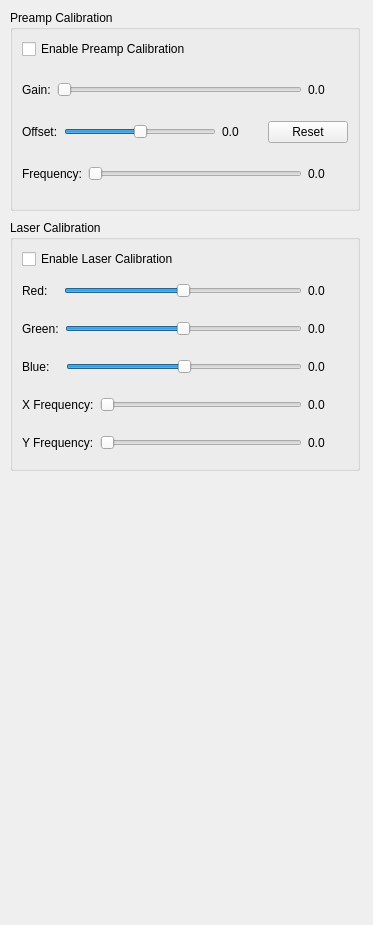
The window that lux/panels/CalibrationPanel.ui (broxtronix/Fiat-Lux) describes before a commit, drawn with Qt 5.
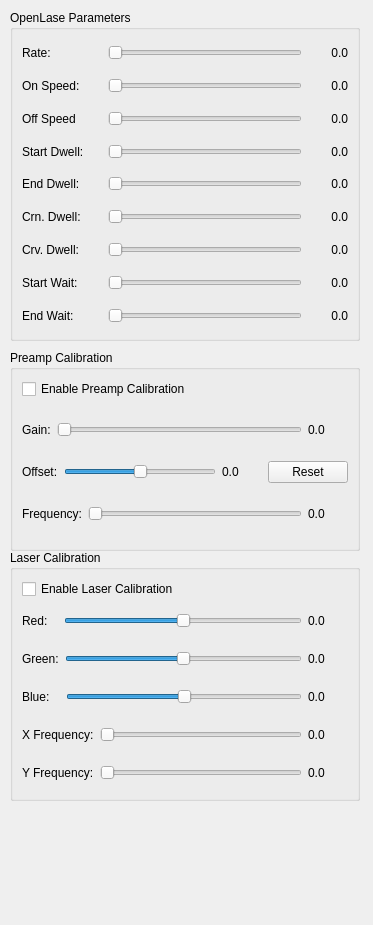
The same window after the commit.

Commit message: Added openlase parameters to the GUI.

Diff of the .ui file:
```diff
--- a/lux/panels/CalibrationPanel.ui
+++ b/lux/panels/CalibrationPanel.ui
@@ -35,7 +35,7 @@
    <property name="geometry">
     <rect>
      <x>10</x>
-     <y>10</y>
+     <y>350</y>
      <width>350</width>
      <height>201</height>
     </rect>
@@ -185,7 +185,7 @@
    <property name="geometry">
     <rect>
      <x>10</x>
-     <y>220</y>
+     <y>550</y>
      <width>350</width>
      <height>251</height>
     </rect>
@@ -401,6 +401,547 @@
     </item>
    </layout>
   </widget>
+  <widget class="QGroupBox" name="settingsBox_2">
+   <property name="geometry">
+    <rect>
+     <x>10</x>
+     <y>10</y>
+     <width>350</width>
+     <height>331</height>
+    </rect>
+   </property>
+   <property name="sizePolicy">
+    <sizepolicy hsizetype="Preferred" vsizetype="Expanding">
+     <horstretch>0</horstretch>
+     <verstretch>0</verstretch>
+    </sizepolicy>
+   </property>
+   <property name="minimumSize">
+    <size>
+     <width>350</width>
+     <height>0</height>
+    </size>
+   </property>
+   <property name="maximumSize">
+    <size>
+     <width>350</width>
+     <height>16777215</height>
+    </size>
+   </property>
+   <property name="title">
+    <string>OpenLase Parameters</string>
+   </property>
+   <layout class="QHBoxLayout" name="horizontalLayout_24">
+    <item>
+     <layout class="QVBoxLayout" name="verticalLayout_4">
+      <item>
+       <layout class="QHBoxLayout" name="horizontalLayout_25">
+        <item>
+         <widget class="QLabel" name="label_20">
+          <property name="sizePolicy">
+           <sizepolicy hsizetype="Preferred" vsizetype="Preferred">
+            <horstretch>0</horstretch>
+            <verstretch>0</verstretch>
+           </sizepolicy>
+          </property>
+          <property name="minimumSize">
+           <size>
+            <width>80</width>
+            <height>0</height>
+           </size>
+          </property>
+          <property name="text">
+           <string>Rate:</string>
+          </property>
+         </widget>
+        </item>
+        <item>
+         <widget class="QSlider" name="olRateSlider">
+          <property name="orientation">
+           <enum>Qt::Horizontal</enum>
+          </property>
+         </widget>
+        </item>
+        <item>
+         <widget class="QLabel" name="olRateLabel">
+          <property name="sizePolicy">
+           <sizepolicy hsizetype="Fixed" vsizetype="Preferred">
+            <horstretch>0</horstretch>
+            <verstretch>0</verstretch>
+           </sizepolicy>
+          </property>
+          <property name="minimumSize">
+           <size>
+            <width>40</width>
+            <height>0</height>
+           </size>
+          </property>
+          <property name="maximumSize">
+           <size>
+            <width>40</width>
+            <height>16777215</height>
+           </size>
+          </property>
+          <property name="text">
+           <string>0.0</string>
+          </property>
+          <property name="alignment">
+           <set>Qt::AlignRight|Qt::AlignTrailing|Qt::AlignVCenter</set>
+          </property>
+         </widget>
+        </item>
+       </layout>
+      </item>
+      <item>
+       <layout class="QHBoxLayout" name="horizontalLayout_6">
+        <item>
+         <widget class="QLabel" name="label_11">
+          <property name="minimumSize">
+           <size>
+            <width>80</width>
+            <height>0</height>
+           </size>
+          </property>
+          <property name="text">
+           <string>On Speed:</string>
+          </property>
+         </widget>
+        </item>
+        <item>
+         <widget class="QSlider" name="olOnSpeedSlider">
+          <property name="minimum">
+           <number>1</number>
+          </property>
+          <property name="maximum">
+           <number>100</number>
+          </property>
+          <property name="orientation">
+           <enum>Qt::Horizontal</enum>
+          </property>
+         </widget>
+        </item>
+        <item>
+         <widget class="QLabel" name="olOnSpeedLabel">
+          <property name="sizePolicy">
+           <sizepolicy hsizetype="Fixed" vsizetype="Preferred">
+            <horstretch>0</horstretch>
+            <verstretch>0</verstretch>
+           </sizepolicy>
+          </property>
+          <property name="minimumSize">
+           <size>
+            <width>40</width>
+            <height>0</height>
+           </size>
+          </property>
+          <property name="maximumSize">
+           <size>
+            <width>40</width>
+            <height>16777215</height>
+           </size>
+          </property>
+          <property name="text">
+           <string>0.0</string>
+          </property>
+          <property name="alignment">
+           <set>Qt::AlignRight|Qt::AlignTrailing|Qt::AlignVCenter</set>
+          </property>
+         </widget>
+        </item>
+       </layout>
+      </item>
+      <item>
+       <layout class="QHBoxLayout" name="horizontalLayout_5">
+        <item>
+         <widget class="QLabel" name="label_9">
+          <property name="minimumSize">
+           <size>
+            <width>80</width>
+            <height>0</height>
+           </size>
+          </property>
+          <property name="text">
+           <string>Off Speed</string>
+          </property>
+         </widget>
+        </item>
+        <item>
+         <widget class="QSlider" name="olOffSpeedSlider">
+          <property name="minimum">
+           <number>1</number>
+          </property>
+          <property name="maximum">
+           <number>100</number>
+          </property>
+          <property name="orientation">
+           <enum>Qt::Horizontal</enum>
+          </property>
+         </widget>
+        </item>
+        <item>
+         <widget class="QLabel" name="olOffSpeedLabel">
+          <property name="sizePolicy">
+           <sizepolicy hsizetype="Fixed" vsizetype="Preferred">
+            <horstretch>0</horstretch>
+            <verstretch>0</verstretch>
+           </sizepolicy>
+          </property>
+          <property name="minimumSize">
+           <size>
+            <width>40</width>
+            <height>0</height>
+           </size>
+          </property>
+          <property name="maximumSize">
+           <size>
+            <width>40</width>
+            <height>16777215</height>
+           </size>
+          </property>
+          <property name="text">
+           <string>0.0</string>
+          </property>
+          <property name="alignment">
+           <set>Qt::AlignRight|Qt::AlignTrailing|Qt::AlignVCenter</set>
+          </property>
+         </widget>
+        </item>
+       </layout>
+      </item>
+      <item>
+       <layout class="QHBoxLayout" name="horizontalLayout_8">
+        <item>
+         <widget class="QLabel" name="label_8">
+          <property name="minimumSize">
+           <size>
+            <width>80</width>
+            <height>0</height>
+           </size>
+          </property>
+          <property name="text">
+           <string>Start Dwell:</string>
+          </property>
+         </widget>
+        </item>
+        <item>
+         <widget class="QSlider" name="olStartDwellSlider">
+          <property name="maximum">
+           <number>20</number>
+          </property>
+          <property name="orientation">
+           <enum>Qt::Horizontal</enum>
+          </property>
+         </widget>
+        </item>
+        <item>
+         <widget class="QLabel" name="olStartDwellLabel">
+          <property name="sizePolicy">
+           <sizepolicy hsizetype="Fixed" vsizetype="Preferred">
+            <horstretch>0</horstretch>
+            <verstretch>0</verstretch>
+           </sizepolicy>
+          </property>
+          <property name="minimumSize">
+           <size>
+            <width>40</width>
+            <height>0</height>
+           </size>
+          </property>
+          <property name="maximumSize">
+           <size>
+            <width>40</width>
+            <height>16777215</height>
+           </size>
+          </property>
+          <property name="text">
+           <string>0.0</string>
+          </property>
+          <property name="alignment">
+           <set>Qt::AlignRight|Qt::AlignTrailing|Qt::AlignVCenter</set>
+          </property>
+         </widget>
+        </item>
+       </layout>
+      </item>
+      <item>
+       <layout class="QHBoxLayout" name="horizontalLayout_7">
+        <item>
+         <widget class="QLabel" name="label_6">
+          <property name="minimumSize">
+           <size>
+            <width>80</width>
+            <height>0</height>
+           </size>
+          </property>
+          <property name="text">
+           <string>End Dwell:</string>
+          </property>
+         </widget>
+        </item>
+        <item>
+         <widget class="QSlider" name="olEndDwellSlider">
+          <property name="maximum">
+           <number>20</number>
+          </property>
+          <property name="orientation">
+           <enum>Qt::Horizontal</enum>
+          </property>
+         </widget>
+        </item>
+        <item>
+         <widget class="QLabel" name="olEndDwellLabel">
+          <property name="sizePolicy">
+           <sizepolicy hsizetype="Fixed" vsizetype="Preferred">
+            <horstretch>0</horstretch>
+            <verstretch>0</verstretch>
+           </sizepolicy>
+          </property>
+          <property name="minimumSize">
+           <size>
+            <width>40</width>
+            <height>0</height>
+           </size>
+          </property>
+          <property name="maximumSize">
+           <size>
+            <width>40</width>
+            <height>16777215</height>
+           </size>
+          </property>
+          <property name="text">
+           <string>0.0</string>
+          </property>
+          <property name="alignment">
+           <set>Qt::AlignRight|Qt::AlignTrailing|Qt::AlignVCenter</set>
+          </property>
+         </widget>
+        </item>
+       </layout>
+      </item>
+      <item>
+       <layout class="QHBoxLayout" name="horizontalLayout_26">
+        <item>
+         <widget class="QLabel" name="label_22">
+          <property name="minimumSize">
+           <size>
+            <width>80</width>
+            <height>0</height>
+           </size>
+          </property>
+          <property name="text">
+           <string>Crn. Dwell:</string>
+          </property>
+         </widget>
+        </item>
+        <item>
+         <widget class="QSlider" name="olCornerDwellSlider">
+          <property name="maximum">
+           <number>20</number>
+          </property>
+          <property name="orientation">
+           <enum>Qt::Horizontal</enum>
+          </property>
+         </widget>
+        </item>
+        <item>
+         <widget class="QLabel" name="olCornerDwellLabel">
+          <property name="sizePolicy">
+           <sizepolicy hsizetype="Fixed" vsizetype="Preferred">
+            <horstretch>0</horstretch>
+            <verstretch>0</verstretch>
+           </sizepolicy>
+          </property>
+          <property name="minimumSize">
+           <size>
+            <width>40</width>
+            <height>0</height>
+           </size>
+          </property>
+          <property name="maximumSize">
+           <size>
+            <width>40</width>
+            <height>16777215</height>
+           </size>
+          </property>
+          <property name="text">
+           <string>0.0</string>
+          </property>
+          <property name="alignment">
+           <set>Qt::AlignRight|Qt::AlignTrailing|Qt::AlignVCenter</set>
+          </property>
+         </widget>
+        </item>
+       </layout>
+      </item>
+      <item>
+       <layout class="QHBoxLayout" name="horizontalLayout_4">
+        <item>
+         <widget class="QLabel" name="label_4">
+          <property name="minimumSize">
+           <size>
+            <width>80</width>
+            <height>0</height>
+           </size>
+          </property>
+          <property name="text">
+           <string>Crv. Dwell:</string>
+          </property>
+         </widget>
+        </item>
+        <item>
+         <widget class="QSlider" name="olCurveDwellSlider">
+          <property name="maximum">
+           <number>20</number>
+          </property>
+          <property name="orientation">
+           <enum>Qt::Horizontal</enum>
+          </property>
+         </widget>
+        </item>
+        <item>
+         <widget class="QLabel" name="olCurveDwellLabel">
+          <property name="sizePolicy">
+           <sizepolicy hsizetype="Fixed" vsizetype="Preferred">
+            <horstretch>0</horstretch>
+            <verstretch>0</verstretch>
+           </sizepolicy>
+          </property>
+          <property name="minimumSize">
+           <size>
+            <width>40</width>
+            <height>0</height>
+           </size>
+          </property>
+          <property name="maximumSize">
+           <size>
+            <width>40</width>
+            <height>16777215</height>
+           </size>
+          </property>
+          <property name="text">
+           <string>0.0</string>
+          </property>
+          <property name="alignment">
+           <set>Qt::AlignRight|Qt::AlignTrailing|Qt::AlignVCenter</set>
+          </property>
+         </widget>
+        </item>
+       </layout>
+      </item>
+      <item>
+       <layout class="QHBoxLayout" name="horizontalLayout_9">
+        <item>
+         <widget class="QLabel" name="label_12">
+          <property name="minimumSize">
+           <size>
+            <width>80</width>
+            <height>0</height>
+           </size>
+          </property>
+          <property name="text">
+           <string>Start Wait:</string>
+          </property>
+         </widget>
+        </item>
+        <item>
+         <widget class="QSlider" name="olStartWaitSlider">
+          <property name="maximum">
+           <number>20</number>
+          </property>
+          <property name="orientation">
+           <enum>Qt::Horizontal</enum>
+          </property>
+         </widget>
+        </item>
+        <item>
+         <widget class="QLabel" name="olStartWaitLabel">
+          <property name="sizePolicy">
+           <sizepolicy hsizetype="Fixed" vsizetype="Preferred">
+            <horstretch>0</horstretch>
+            <verstretch>0</verstretch>
+           </sizepolicy>
+          </property>
+          <property name="minimumSize">
+           <size>
+            <width>40</width>
+            <height>0</height>
+           </size>
+          </property>
+          <property name="maximumSize">
+           <size>
+            <width>40</width>
+            <height>16777215</height>
+           </size>
+          </property>
+          <property name="text">
+           <string>0.0</string>
+          </property>
+          <property name="alignment">
+           <set>Qt::AlignRight|Qt::AlignTrailing|Qt::AlignVCenter</set>
+          </property>
+         </widget>
+        </item>
+       </layout>
+      </item>
+      <item>
+       <layout class="QHBoxLayout" name="horizontalLayout_3">
+        <item>
+         <widget class="QLabel" name="label_2">
+          <property name="minimumSize">
+           <size>
+            <width>80</width>
+            <height>0</height>
+           </size>
+          </property>
+          <property name="text">
+           <string>End Wait:</string>
+          </property>
+         </widget>
+        </item>
+        <item>
+         <widget class="QSlider" name="olEndWaitSlider">
+          <property name="maximum">
+           <number>20</number>
+          </property>
+          <property name="orientation">
+           <enum>Qt::Horizontal</enum>
+          </property>
+         </widget>
+        </item>
+        <item>
+         <widget class="QLabel" name="olEndWaitLabel">
+          <property name="sizePolicy">
+           <sizepolicy hsizetype="Fixed" vsizetype="Preferred">
+            <horstretch>0</horstretch>
+            <verstretch>0</verstretch>
+           </sizepolicy>
+          </property>
+          <property name="minimumSize">
+           <size>
+            <width>40</width>
+            <height>0</height>
+           </size>
+          </property>
+          <property name="maximumSize">
+           <size>
+            <width>40</width>
+            <height>16777215</height>
+           </size>
+          </property>
+          <property name="text">
+           <string>0.0</string>
+          </property>
+          <property name="alignment">
+           <set>Qt::AlignRight|Qt::AlignTrailing|Qt::AlignVCenter</set>
+          </property>
+         </widget>
+        </item>
+       </layout>
+      </item>
+     </layout>
+    </item>
+   </layout>
+  </widget>
  </widget>
  <resources/>
  <connections/>
```
The commit also changes 4 other files.
